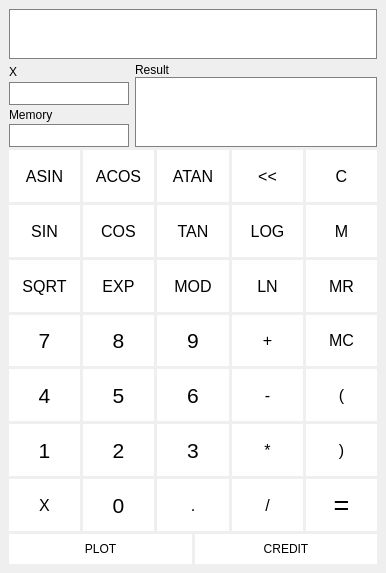
Old version of the form gui/mainwindow.ui in the repository lmsnsk/exchange_3.
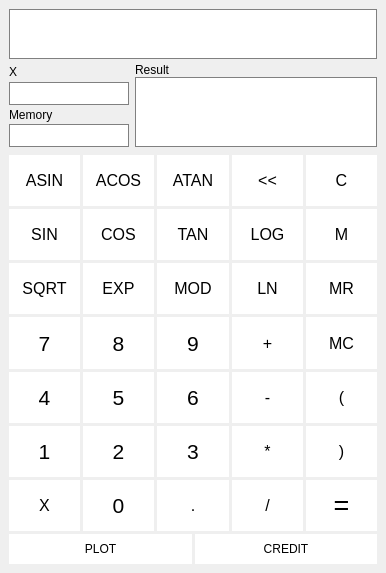
New version of the form.

Diff of the .ui file:
```diff
--- a/gui/mainwindow.ui
+++ b/gui/mainwindow.ui
@@ -233,6 +233,22 @@
       </item>
      </layout>
     </item>
+    <item>
+     <spacer name="verticalSpacer">
+      <property name="orientation">
+       <enum>Qt::Vertical</enum>
+      </property>
+      <property name="sizeType">
+       <enum>QSizePolicy::Minimum</enum>
+      </property>
+      <property name="sizeHint" stdset="0">
+       <size>
+        <width>20</width>
+        <height>5</height>
+       </size>
+      </property>
+     </spacer>
+    </item>
     <item>
      <layout class="QGridLayout" name="gridLayoutBtn">
       <property name="leftMargin">
```
